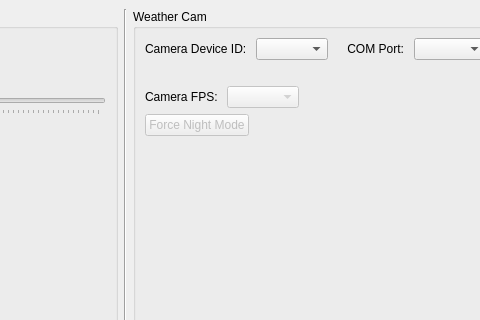
Above: guidercam.ui from SGCMarkus/GuiderCam before the change; both pictures show x 530 to 1010 and y 0 to 320 of the 1310 by 775 pixel window. Below: the same form after it.
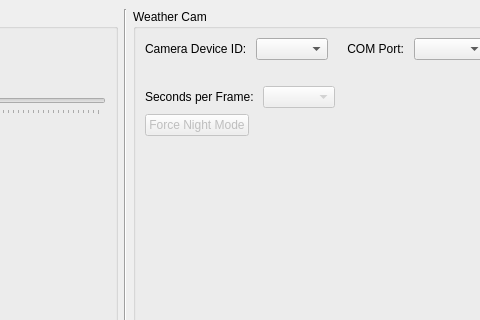
That is the form after the change.

Patch:
```diff
--- a/guidercam.ui
+++ b/guidercam.ui
@@ -405,7 +405,7 @@
                  <item>
                   <widget class="QLabel" name="label_8">
                    <property name="text">
-                    <string>Camera FPS: </string>
+                    <string>Seconds per Frame: </string>
                    </property>
                   </widget>
                  </item>
```
Left out of the diff: 2 changed lines with no effect on the pictures.
